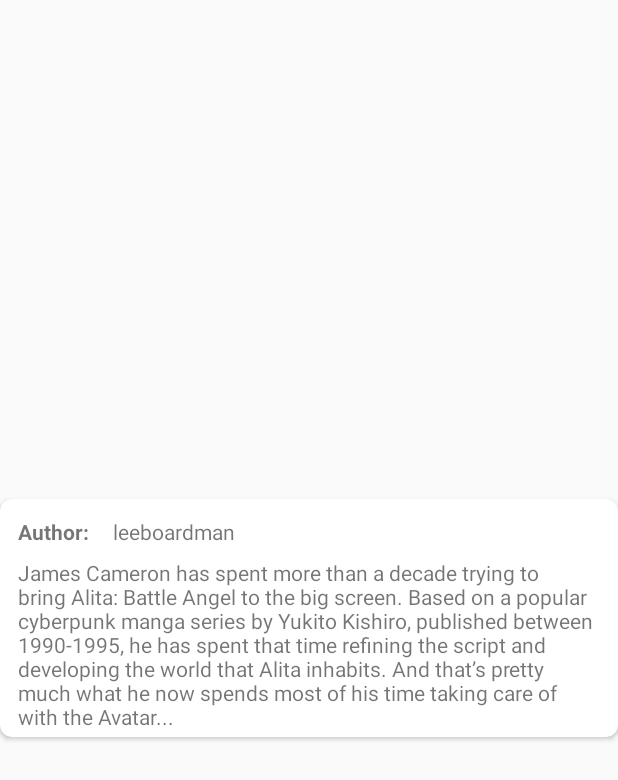
After one commit to mdzyuba/popmov2, an Android app: the layout review_item_card.xml on its own in the app's theme, with its tools: preview values and no code run, on a phone screen of 412 x 824 dp. The commit adds this screen. Shown: the top 780 px of the screen. Run offline under Robolectric (Android 15) with nearby library versions, the phone set to English and light mode, and no system bars.

Commit message:
Added CardView to Reviews.

```diff
--- a/app/build.gradle
+++ b/app/build.gradle
@@ -30,6 +30,8 @@ android {
 }
 
 dependencies {
+    def room_version = "2.1.0-alpha07"
+    def lifecycle_version = "2.0.0"
 
     implementation fileTree(include: ['*.jar'], dir: 'libs')
     implementation 'com.squareup.okhttp3:okhttp:3.13.1'
@@ -37,12 +39,10 @@ dependencies {
     implementation 'androidx.appcompat:appcompat:1.0.2'
     implementation 'androidx.constraintlayout:constraintlayout:1.1.3'
     implementation 'androidx.recyclerview:recyclerview:1.0.0'
+    implementation 'androidx.cardview:cardview:1.0.0'
 
-    def lifecycle_version = "2.0.0"
     // ViewModel and LiveData
     implementation "androidx.lifecycle:lifecycle-extensions:$lifecycle_version"
-
-    def room_version = "2.1.0-alpha07"
 
     implementation "androidx.room:room-runtime:$room_version"
     annotationProcessor "androidx.room:room-compiler:$room_version"
--- a/app/src/main/java/com/mdzyuba/popularmovies/MovieDetailsActivity.java
+++ b/app/src/main/java/com/mdzyuba/popularmovies/MovieDetailsActivity.java
@@ -133,7 +133,7 @@ public class MovieDetailsActivity extends AppCompatActivity {
         LayoutInflater layoutInflater = LayoutInflater.from(MovieDetailsActivity.this);
         ViewGroup reviewsContainer = findViewById(R.id.reviews);
         for (Reviews.Review review: reviews.results) {
-            View reviewView = layoutInflater.inflate(R.layout.review_item, reviewsContainer, false);
+            View reviewView = layoutInflater.inflate(R.layout.review_item_card, reviewsContainer, false);
 
             TextView authorTv = reviewView.findViewById(R.id.tv_author);
             authorTv.setText(review.author);
--- /dev/null
+++ b/app/src/main/res/layout/review_item_card.xml
@@ -0,0 +1,56 @@
+<?xml version="1.0" encoding="utf-8"?>
+
+<androidx.cardview.widget.CardView xmlns:android="http://schemas.android.com/apk/res/android"
+    xmlns:card_view="http://schemas.android.com/apk/res-auto"
+    android:layout_width="match_parent"
+    android:layout_height="wrap_content"
+    android:layout_gravity="center"
+    android:layout_marginTop="8dp"
+    android:layout_marginBottom="8dp"
+    card_view:cardCornerRadius="8dp"
+    card_view:contentPadding="4dp">
+
+    <androidx.constraintlayout.widget.ConstraintLayout xmlns:app="http://schemas.android.com/apk/res-auto"
+        xmlns:tools="http://schemas.android.com/tools"
+        android:layout_width="match_parent"
+        android:layout_height="wrap_content"
+        android:orientation="vertical">
+
+        <TextView
+            android:id="@+id/tv_author_label"
+            android:layout_width="wrap_content"
+            android:layout_height="wrap_content"
+            android:layout_marginStart="8dp"
+            android:layout_marginTop="8dp"
+            android:paddingEnd="16dp"
+            android:text="@string/author"
+            android:textStyle="bold"
+            app:layout_constraintStart_toStartOf="parent"
+            app:layout_constraintTop_toTopOf="parent" />
+
+        <TextView
+            android:id="@+id/tv_author"
+            android:layout_width="0dp"
+            android:layout_height="wrap_content"
+            android:layout_marginTop="8dp"
+            android:layout_marginEnd="8dp"
+            app:layout_constraintEnd_toEndOf="parent"
+            app:layout_constraintStart_toEndOf="@+id/tv_author_label"
+            app:layout_constraintTop_toTopOf="parent"
+            tools:text="leeboardman" />
+
+        <TextView
+            android:id="@+id/tv_content"
+            android:layout_width="0dp"
+            android:layout_height="wrap_content"
+            android:layout_marginStart="8dp"
+            android:layout_marginTop="8dp"
+            android:layout_marginEnd="8dp"
+            android:text=""
+            app:layout_constraintEnd_toEndOf="parent"
+            app:layout_constraintStart_toStartOf="parent"
+            app:layout_constraintTop_toBottomOf="@+id/tv_author"
+            tools:text="James Cameron has spent more than a decade trying to bring Alita: Battle Angel to the big screen. Based on a popular cyberpunk manga series by Yukito Kishiro, published between 1990-1995, he has spent that time refining the script and developing the world that Alita inhabits. And that’s pretty much what he now spends most of his time taking care of with the Avatar..." />
+
+    </androidx.constraintlayout.widget.ConstraintLayout>
+</androidx.cardview.widget.CardView>
--- a/app/src/main/res/values/colors.xml
+++ b/app/src/main/res/values/colors.xml
@@ -4,5 +4,4 @@
     <color name="colorPrimaryDark">#0E0E0E</color>
     <color name="colorAccent">#D81B60</color>
     <color name="titleBackground">#008577</color>
-    <color name="reviewHeaderBackground">#DDE6E5</color>
 </resources>
```
Also changed, not shown: app/src/main/res/layout/review_item.xml (deleted, +0 -49 lines).
